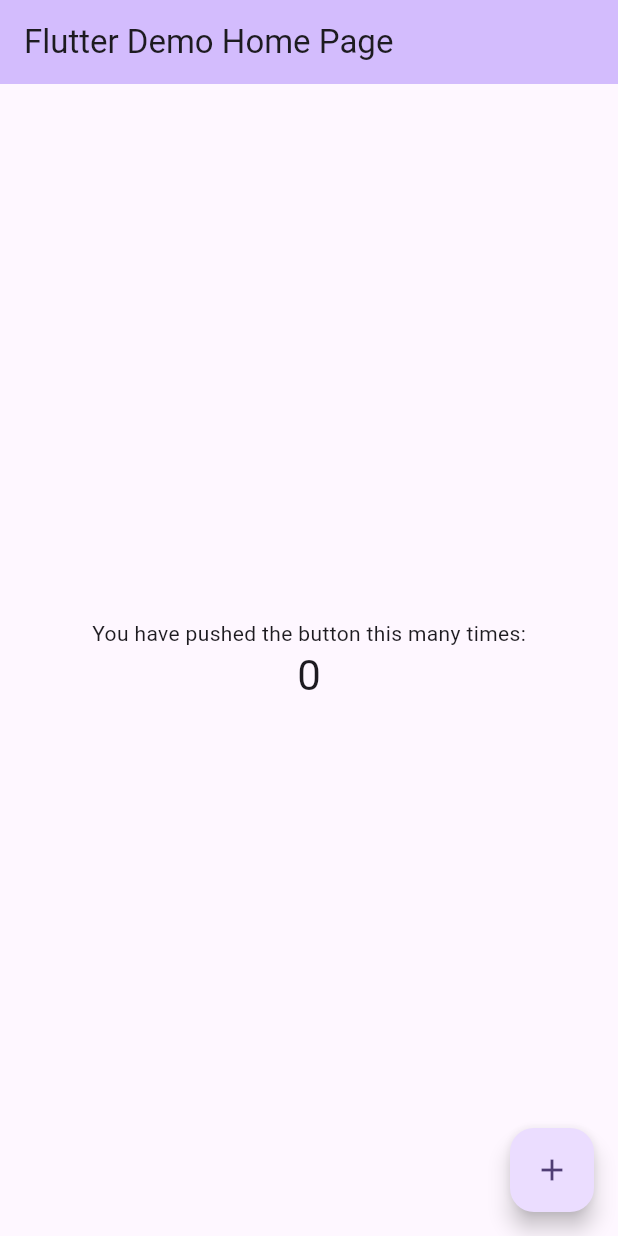
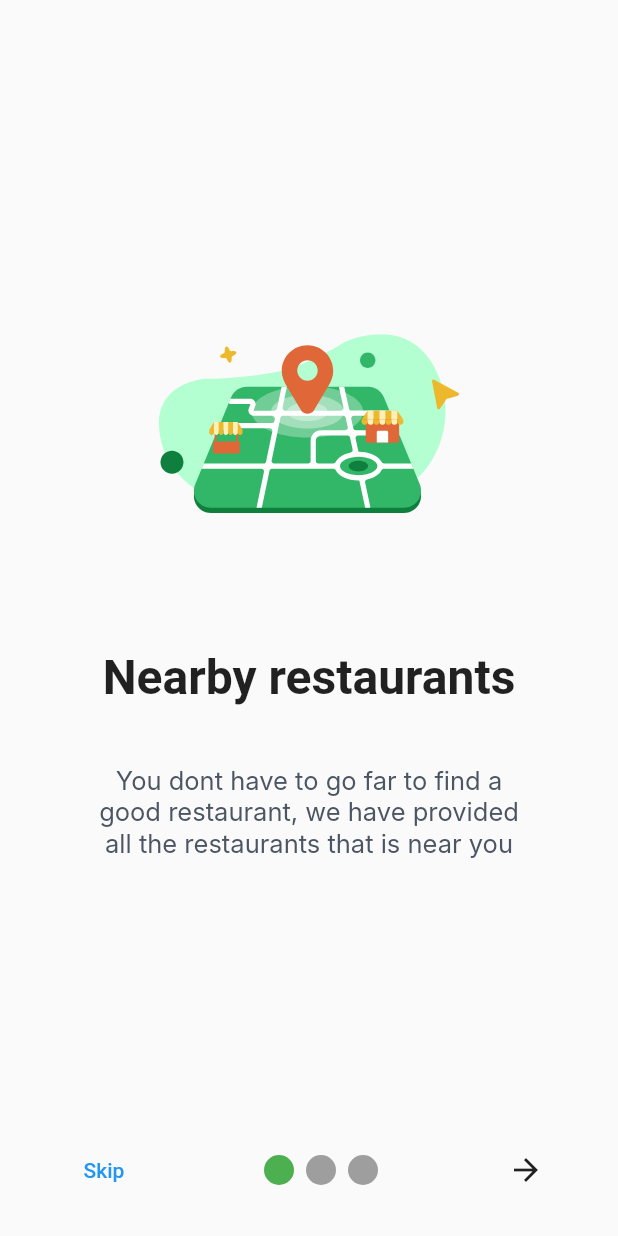
Before and after one commit to 6802ali/Foodie-App, a Flutter app: the screen it shows after launch, on a phone screen of 412 x 824 dp. Run offline on Flutter 3.47's test engine with Material 2 defaults, Android fonts, the phone set to English and light mode, and no system bars; drawn by our look-alikes of smooth_page_indicator; our stand-ins replace flutter_svg; Roboto replaces fonts that are missing (Inter).

Commit message:
adding the onboarding files !

```diff
--- /dev/null
+++ b/lib/Screens/onboarding/Nearby.dart
@@ -0,0 +1,98 @@
+import 'package:flutter/material.dart';
+import 'package:flutter_svg/flutter_svg.dart';
+import 'package:smooth_page_indicator/smooth_page_indicator.dart';
+import 'select.dart';
+
+class Nearby extends StatelessWidget {
+  final PageController _controller = PageController();
+
+  Nearby({super.key});
+
+  @override
+  Widget build(BuildContext context) {
+    return Scaffold(
+      body: Center(
+        child: Column(
+          mainAxisAlignment: MainAxisAlignment.center,
+          crossAxisAlignment: CrossAxisAlignment.center,
+          children: [
+            Expanded(
+              child: Center(
+                child: Column(
+                  mainAxisAlignment: MainAxisAlignment.center,
+                  crossAxisAlignment: CrossAxisAlignment.center,
+                  children: [
+                    SvgPicture.asset(
+                      'assets/images/Tracking & Maps.svg',
+                      width: 200.0,
+                      height: 200.0,
+                    ),
+                    const SizedBox(height: 50.0),
+                    const Text(
+                      'Nearby restaurants',
+                      style: TextStyle(
+                        fontSize: 32.0,
+                        fontWeight: FontWeight.bold,
+                      ),
+                    ),
+                    const SizedBox(height: 40.0),
+                    Container(
+                      width: 290.0,
+                      child: const Text(
+                        'You dont have to go far to find a good restaurant, we have provided all the restaurants that is near you',
+                        textAlign: TextAlign.center,
+                        style: TextStyle(
+                          color: Color(0xFF4B5563),
+                          fontSize: 17,
+                          fontFamily: 'Inter',
+                          fontWeight: FontWeight.w400,
+                          height: 0,
+                        ),
+                      ),
+                    ),
+                  ],
+                ),
+              ),
+            ),
+            Padding(
+              padding: const EdgeInsets.only(bottom: 20.0),
+              child: Row(
+                mainAxisAlignment: MainAxisAlignment.spaceAround,
+                children: [
+                  TextButton(
+                    onPressed: () {
+                      Navigator.push(
+                        context,
+                        MaterialPageRoute(builder: (context) => Select(controller: _controller)),
+                      );
+                    },
+                    child: const Text('Skip'),
+                  ),
+                  SmoothPageIndicator(
+                    controller: _controller,
+                    count: 3,
+                    effect: const SwapEffect(
+                      activeDotColor: Colors.green,
+                      dotColor: Colors.grey,
+                      dotHeight: 20,
+                      dotWidth: 20,
+                    ),
+                  ),
+                  IconButton(
+                    onPressed: () {
+                      Navigator.push(
+                        context,
+                        MaterialPageRoute(builder: (context) => Select(controller: _controller)),
+                      );
+                    },
+                    icon: const Icon(Icons.arrow_forward),
+                  ),
+                ],
+              ),
+            ),
+          ],
+        ),
+      ),
+    );
+  }
+}
--- a/lib/main.dart
+++ b/lib/main.dart
@@ -1,4 +1,6 @@
 import 'package:flutter/material.dart';
+import 'Screens/onboarding/Nearby.dart';
+import 'Screens/onboarding/Select.dart';
 
 void main() {
   runApp(const MyApp());
@@ -10,116 +12,8 @@ class MyApp extends StatelessWidget {
   // This widget is the root of your application.
   @override
   Widget build(BuildContext context) {
-    return MaterialApp(
-      title: 'Flutter Demo',
-      theme: ThemeData(
-        // This is the theme of your application.
-        //
-        // TRY THIS: Try running your application with "flutter run". You'll see
-        // the application has a blue toolbar. Then, without quitting the app,
-        // try changing the seedColor in the colorScheme below to Colors.green
-        // and then invoke "hot reload" (save your changes or press the "hot
-        // reload" button in a Flutter-supported IDE, or press "r" if you used
-        // the command line to start the app).
-        //
-        // Notice that the counter didn't reset back to zero; the application
-        // state is not lost during the reload. To reset the state, use hot
-        // restart instead.
-        //
-        // This works for code too, not just values: Most code changes can be
-        // tested with just a hot reload.
-        colorScheme: ColorScheme.fromSeed(seedColor: Colors.deepPurple),
-        useMaterial3: true,
-      ),
-      home: const MyHomePage(title: 'Flutter Demo Home Page'),
+    return  MaterialApp(
+      home: Nearby()
     );
   }
 }
-
-class MyHomePage extends StatefulWidget {
-  const MyHomePage({super.key, required this.title});
-
-  // This widget is the home page of your application. It is stateful, meaning
-  // that it has a State object (defined below) that contains fields that affect
-  // how it looks.
-
-  // This class is the configuration for the state. It holds the values (in this
-  // case the title) provided by the parent (in this case the App widget) and
-  // used by the build method of the State. Fields in a Widget subclass are
-  // always marked "final".
-
-  final String title;
-
-  @override
-  State<MyHomePage> createState() => _MyHomePageState();
-}
-
-class _MyHomePageState extends State<MyHomePage> {
-  int _counter = 0;
-
-  void _incrementCounter() {
-    setState(() {
-      // This call to setState tells the Flutter framework that something has
-      // changed in this State, which causes it to rerun the build method below
-      // so that the display can reflect the updated values. If we changed
-      // _counter without calling setState(), then the build method would not be
-      // called again, and so nothing would appear to happen.
-      _counter++;
-    });
-  }
-
-  @override
-  Widget build(BuildContext context) {
-    // This method is rerun every time setState is called, for instance as done
-    // by the _incrementCounter method above.
-    //
-    // The Flutter framework has been optimized to make rerunning build methods
-    // fast, so that you can just rebuild anything that needs updating rather
-    // than having to individually change instances of widgets.
-    return Scaffold(
-      appBar: AppBar(
-        // TRY THIS: Try changing the color here to a specific color (to
-        // Colors.amber, perhaps?) and trigger a hot reload to see the AppBar
-        // change color while the other colors stay the same.
-        backgroundColor: Theme.of(context).colorScheme.inversePrimary,
-        // Here we take the value from the MyHomePage object that was created by
-        // the App.build method, and use it to set our appbar title.
-        title: Text(widget.title),
-      ),
-      body: Center(
-        // Center is a layout widget. It takes a single child and positions it
-        // in the middle of the parent.
-        child: Column(
-          // Column is also a layout widget. It takes a list of children and
-          // arranges them vertically. By default, it sizes itself to fit its
-          // children horizontally, and tries to be as tall as its parent.
-          //
-          // Column has various properties to control how it sizes itself and
-          // how it positions its children. Here we use mainAxisAlignment to
-          // center the children vertically; the main axis here is the vertical
-          // axis because Columns are vertical (the cross axis would be
-          // horizontal).
-          //
-          // TRY THIS: Invoke "debug painting" (choose the "Toggle Debug Paint"
-          // action in the IDE, or press "p" in the console), to see the
-          // wireframe for each widget.
-          mainAxisAlignment: MainAxisAlignment.center,
-          children: <Widget>[
-            const Text(
-              'You have pushed the button this many times:',
-            ),
-            Text(
-              '$_counter',
-              style: Theme.of(context).textTheme.headlineMedium,
-            ),
-          ],
-        ),
-      ),
-      floatingActionButton: FloatingActionButton(
-        onPressed: _incrementCounter,
-        tooltip: 'Increment',
-        child: const Icon(Icons.add),
-      ), // This trailing comma makes auto-formatting nicer for build methods.
-    );
-  }
-}
```
Also changed, not shown: lib/Screens/onboarding/Food.dart (added, +97 -0 lines), lib/Screens/onboarding/Select.dart (added, +99 -0 lines), pubspec.yaml (+9 -4 lines), assets/images/Order illustration.svg (added), assets/images/Safe Food.svg (added), assets/images/Tracking & Maps.svg (added), pubspec.lock.
